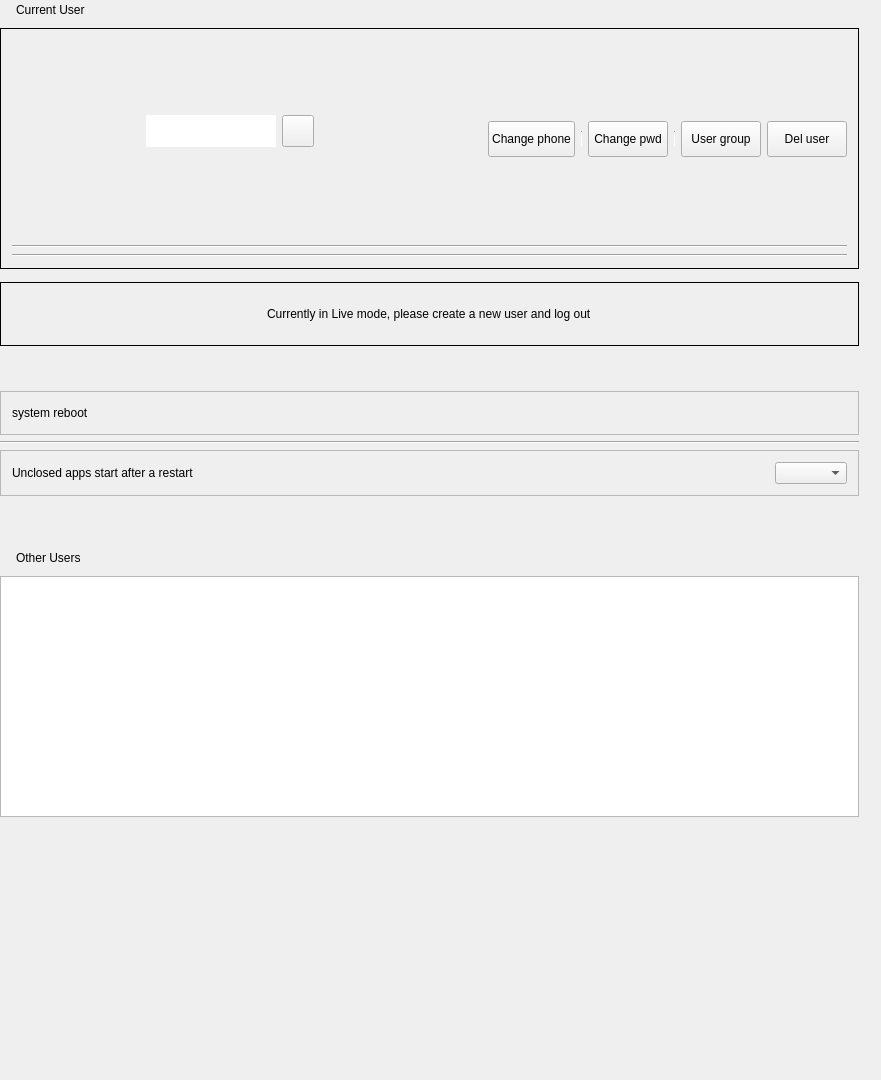
The window that plugins/account/userinfo/userinfo.ui (ukui/ukui-control-center) describes before a commit, drawn with Qt 5.
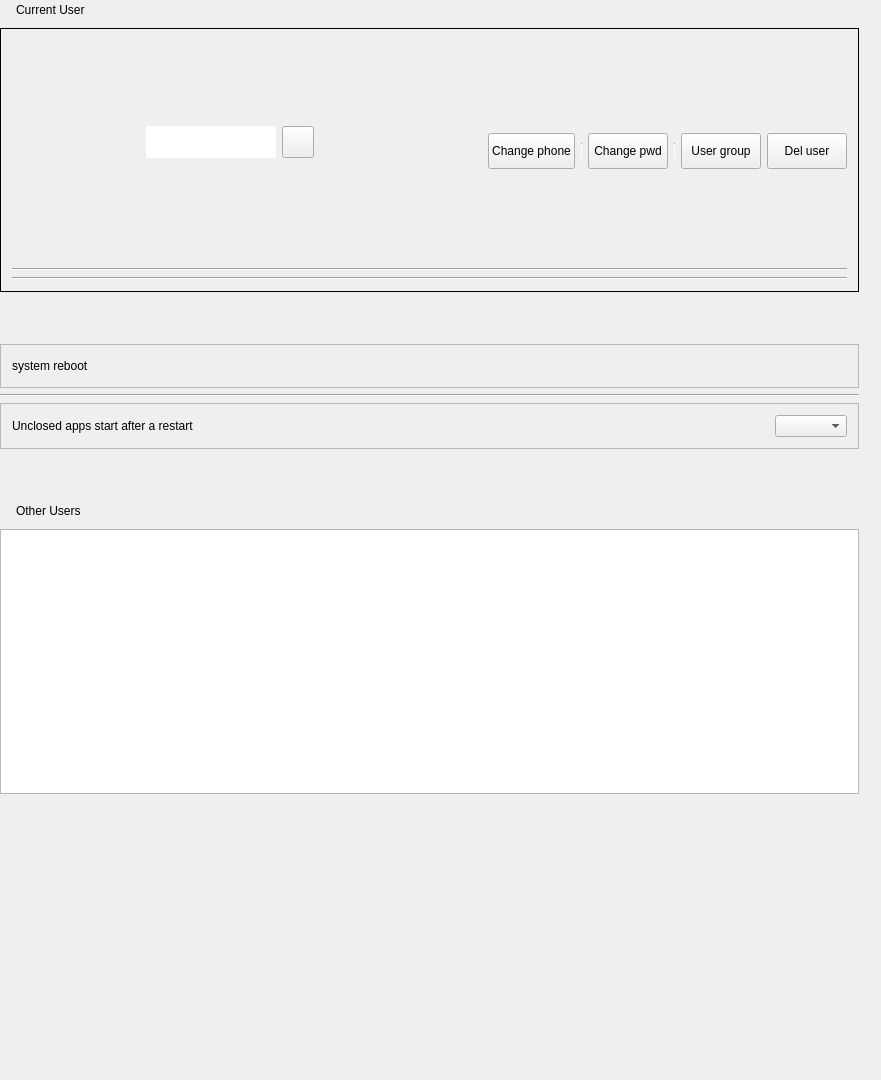
The same window after the commit.

Commit message:
fix(userinfo): delete prompt information
Description: delete prompt when deleting a user

Log: 删除 删除用户时点击确认后的提示信息

Diff of the .ui file:
```diff
--- a/plugins/account/userinfo/userinfo.ui
+++ b/plugins/account/userinfo/userinfo.ui
@@ -463,79 +463,6 @@
           <zorder>line_2</zorder>
          </widget>
         </item>
-        <item>
-         <layout class="QHBoxLayout" name="horizontalLayout_12">
-          <item>
-           <layout class="QHBoxLayout" name="horizontalLayout_3">
-            <item>
-             <widget class="QFrame" name="liveFrame">
-              <property name="minimumSize">
-               <size>
-                <width>0</width>
-                <height>64</height>
-               </size>
-              </property>
-              <property name="maximumSize">
-               <size>
-                <width>16777215</width>
-                <height>50</height>
-               </size>
-              </property>
-              <property name="frameShape">
-               <enum>QFrame::Box</enum>
-              </property>
-              <layout class="QHBoxLayout" name="horizontalLayout_8">
-               <property name="spacing">
-                <number>0</number>
-               </property>
-               <property name="leftMargin">
-                <number>16</number>
-               </property>
-               <property name="topMargin">
-                <number>0</number>
-               </property>
-               <property name="rightMargin">
-                <number>16</number>
-               </property>
-               <property name="bottomMargin">
-                <number>0</number>
-               </property>
-               <item>
-                <layout class="QHBoxLayout" name="autoLoginHorLayout_2">
-                 <property name="spacing">
-                  <number>0</number>
-                 </property>
-                 <property name="leftMargin">
-                  <number>0</number>
-                 </property>
-                 <property name="rightMargin">
-                  <number>0</number>
-                 </property>
-                 <item>
-                  <widget class="QLabel" name="label_3">
-                   <property name="sizePolicy">
-                    <sizepolicy hsizetype="Fixed" vsizetype="Fixed">
-                     <horstretch>0</horstretch>
-                     <verstretch>0</verstretch>
-                    </sizepolicy>
-                   </property>
-                   <property name="text">
-                    <string>Currently in Live mode, please create a new user and log out</string>
-                   </property>
-                   <property name="scaledContents">
-                    <bool>true</bool>
-                   </property>
-                  </widget>
-                 </item>
-                </layout>
-               </item>
-              </layout>
-             </widget>
-            </item>
-           </layout>
-          </item>
-         </layout>
-        </item>
         <item>
          <spacer name="verticalSpacer_2">
           <property name="orientation">
```
The commit also changes 1 other file.
